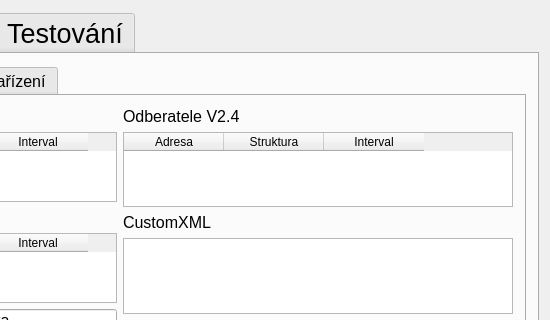
Old version of the form mainwindow.ui in the repository frutabruta/VDV301tester; both pictures show x 250 to 800 and y 0 to 320 of the 800 by 480 pixel window.
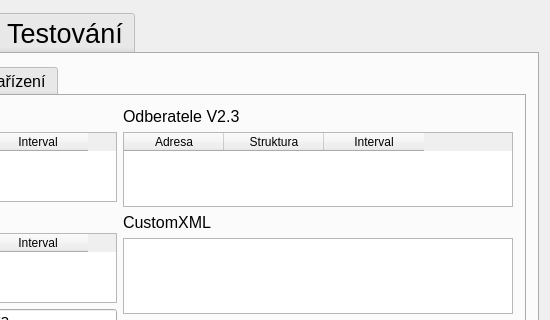
New version of the form. The open tabs and pages were chosen to show the change.

```diff
--- a/mainwindow.ui
+++ b/mainwindow.ui
@@ -3091,7 +3091,7 @@
               <item>
                <widget class="QLabel" name="label_16">
                 <property name="text">
-                 <string>Odberatele V2.4</string>
+                 <string>Odberatele V2.3</string>
                 </property>
                </widget>
               </item>
```
Left out of the diff: 12 changed lines with no effect on the pictures.
